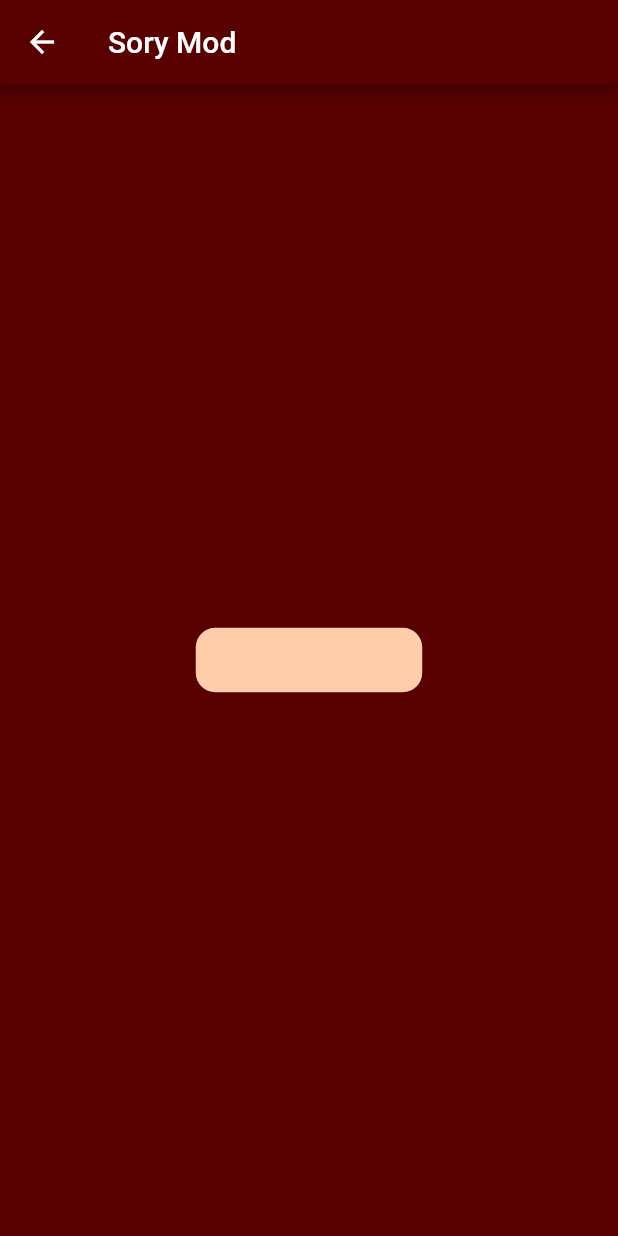
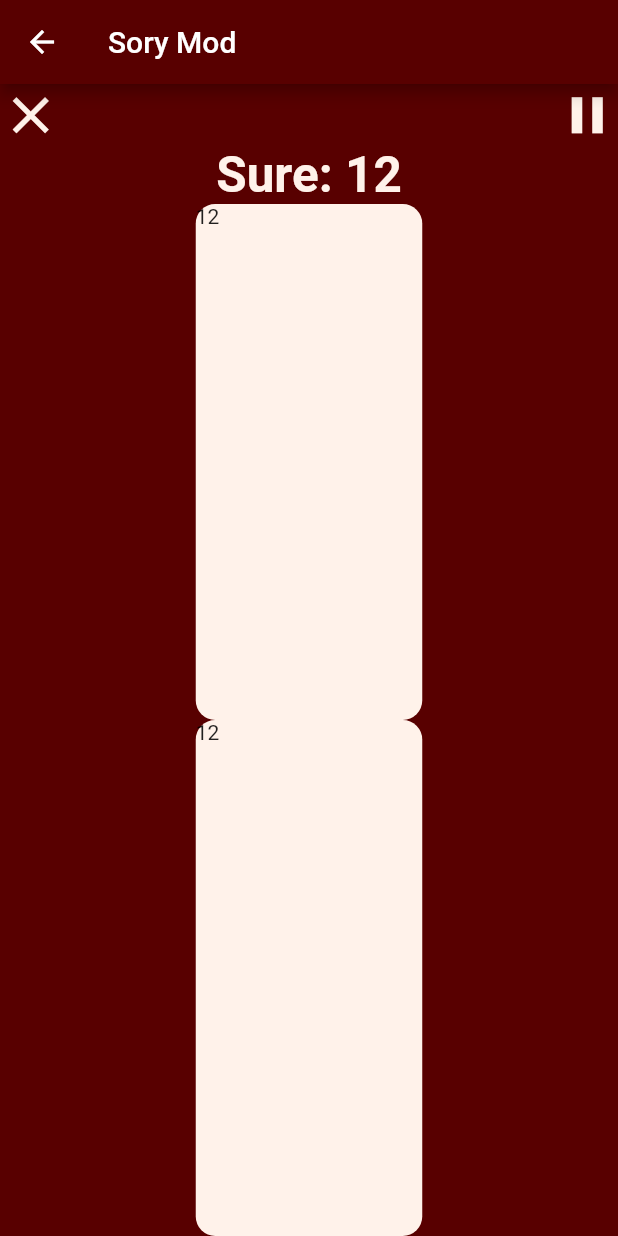
Before and after one commit to halak0013/ingilizce_oyunu1, a Flutter app: the Menu screen opened directly, after a tap on "Hikaye Modu", on a phone screen of 412 x 824 dp. Run offline on Flutter 3.47's test engine with Material 2 defaults, Android fonts, the phone set to English and light mode, and no system bars.

Commit message:
bazı sabit widgetler eklenedi

```diff
--- a/lib/constants/constants.dart
+++ b/lib/constants/constants.dart
@@ -53,3 +53,26 @@ const TextTheme TEXT_THEME_SMALL = TextTheme(
     TextStyle(color: COLOR_BLACK, fontSize: 10, fontWeight: FontWeight.w400),
     subtitle2: TextStyle(
         color: COLOR_BLACK, fontSize: 10, fontWeight: FontWeight.w400));
+
+
+        const TextTheme TEXT_THEME_DEFAULT_WHITE = TextTheme(
+    headline1: TextStyle(
+        color: COLOR_MENU_BEYAZ, fontWeight: FontWeight.w700, fontSize: 33),
+    headline2: TextStyle(
+        color: COLOR_MENU_BEYAZ, fontWeight: FontWeight.w700, fontSize: 22),
+    headline3: TextStyle(
+        color: COLOR_MENU_BEYAZ, fontWeight: FontWeight.w700, fontSize: 20),
+    headline4: TextStyle(
+        color: COLOR_MENU_BEYAZ, fontWeight: FontWeight.w700, fontSize: 16),
+    headline5: TextStyle(
+        color: COLOR_MENU_BEYAZ, fontWeight: FontWeight.w700, fontSize: 14),
+    headline6: TextStyle(
+        color: COLOR_MENU_BEYAZ, fontWeight: FontWeight.w700, fontSize: 12),
+    bodyText1: TextStyle(
+        color: COLOR_MENU_BEYAZ, fontSize: 14, fontWeight: FontWeight.w500,height: 1.5),
+    bodyText2: TextStyle(
+        color:  COLOR_MENU_BEYAZ, fontSize: 14, fontWeight: FontWeight.w500,height: 1.5),
+    subtitle1:
+        TextStyle(color: COLOR_MENU_BEYAZ, fontSize: 12, fontWeight: FontWeight.w400),
+    subtitle2: TextStyle(
+        color: COLOR_MENU_BEYAZ, fontSize: 12, fontWeight: FontWeight.w400));
--- /dev/null
+++ b/lib/islemliler/deneme.dart
@@ -0,0 +1,10 @@
+void main(List<String> args) {
+  name(false);
+}
+
+void name(bool ist){
+if (ist) {
+    return;
+  }
+  print("object");
+}
--- a/lib/screen/Bolumler/storyMod.dart
+++ b/lib/screen/Bolumler/storyMod.dart
@@ -1,10 +1,12 @@
 import 'package:flutter/material.dart';
+import 'package:ingilizce_oyunu1/constants/constants.dart';
 import 'package:ingilizce_oyunu1/widgetlar/konteynir.dart';
 
 
 
 class StoryMod extends StatefulWidget {
-  StoryMod({Key? key}) : super(key: key);
+  int sure;
+  StoryMod({Key? key,required this.sure}) : super(key: key);
 
   @override
   State<StoryMod> createState() => _StoryModState();
@@ -18,10 +20,33 @@ class _StoryModState extends State<StoryMod> {
         title: Text("Sory Mod"),
       ),
       body: Center(
-        child: SabitConteynir(
 
+        child: Column(
+          children: <Widget>[
+            Row(
+              mainAxisSize: MainAxisSize.max,
+              mainAxisAlignment: MainAxisAlignment.spaceBetween,
+              children: <Widget>[
+                icons(Icons.close),
+                Icon(Icons.pause,size: 41,color: COLOR_MENU_BEYAZ,),
+              ],
+            ),
+            Text("Sure: ${widget.sure}",style:TEXT_THEME_DEFAULT_WHITE.headline1,),
+            SabitConteynir(
+              colors: COLOR_MENU_BEYAZ,
+              height: 54,
+            ),
+            SabitConteynir(
+              colors: COLOR_MENU_BEYAZ,
+              height: 54,
+            ),
+          ],
         ),
       ),
     );
   }
+
+  Icon icons(IconData icon) {
+    return Icon(icon,size: 41,color: COLOR_MENU_BEYAZ,);
+  }
 }
--- a/lib/screen/menu.dart
+++ b/lib/screen/menu.dart
@@ -6,15 +6,26 @@ import 'package:ingilizce_oyunu1/screen/Bolumler/storyMod.dart';
 import 'package:ingilizce_oyunu1/widgetlar/m_anaEleman.dart';
 
 class Menu extends StatelessWidget {
-  const Menu({ Key? key }) : super(key: key);
+  const Menu({Key? key}) : super(key: key);
 
   @override
   Widget build(BuildContext context) {
     return Scaffold(
-      appBar:AppBar(title: Text("Bölümler"),),
+      appBar: AppBar(
+        title: Text("Bölümler"),
+      ),
       body: Column(
         children: [
-          VarsayilanButon(text: "Hikaye Modu",fonksiyon: (){gec(context, StoryMod());},),
+          VarsayilanButon(
+            text: "Hikaye Modu",
+            fonksiyon: () {
+              gec(
+                  context,
+                  StoryMod(
+                    sure: 12,
+                  ));
+            },
+          ),
           VarsayilanButon(text: "Tartışma Modu"),
           VarsayilanButon(text: "Dialog Modu"),
           VarsayilanButon(text: "Yasak Kelime Modu"),
--- a/lib/widgetlar/konteynir.dart
+++ b/lib/widgetlar/konteynir.dart
@@ -27,7 +27,7 @@ class SabitConteynir extends StatelessWidget {
           borderRadius: BorderRadius.circular(radius!),
           color: colors,
         ),
-        child:child,
+        child:child??Text("12"),
       ),
     );
   }
```
